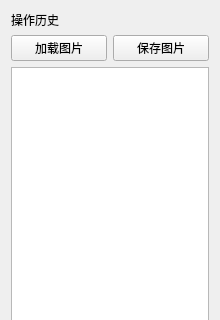
First picture: the form in ui/history.ui, repository Kelsonz/graph_tool, before the edit; both pictures show x 0 to 220 and y 0 to 320 of the 220 by 811 pixel window.
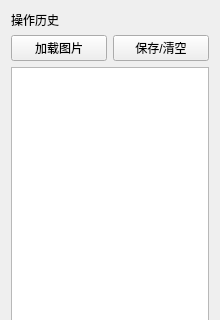
Second picture: the form after the edit.

What changed in the file:
```diff
--- a/ui/history.ui
+++ b/ui/history.ui
@@ -39,7 +39,7 @@
      <item>
       <widget class="QPushButton" name="btn_save">
        <property name="text">
-        <string>保存图片</string>
+        <string>保存/清空</string>
        </property>
       </widget>
      </item>
```
